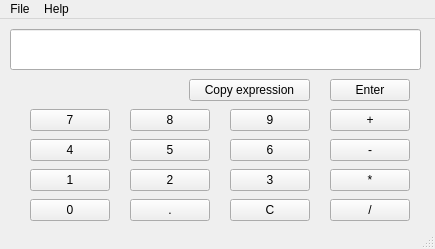
This is mainwindow.ui in midnightgalaxy/Calculator_QTgui as Qt 5 draws it before an edit. The edited form follows.
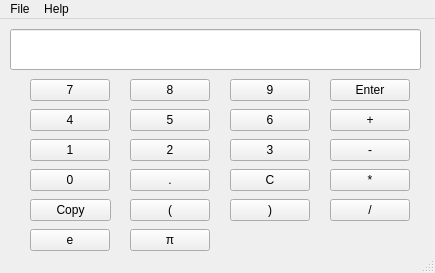
This is the edited form.

What changed in the file:
```diff
--- a/mainwindow.ui
+++ b/mainwindow.ui
@@ -7,7 +7,7 @@
     <x>0</x>
     <y>0</y>
     <width>435</width>
-    <height>249</height>
+    <height>273</height>
    </rect>
   </property>
   <property name="windowTitle">
@@ -18,7 +18,7 @@
     <property name="geometry">
      <rect>
       <x>30</x>
-      <y>150</y>
+      <y>120</y>
       <width>80</width>
       <height>22</height>
      </rect>
@@ -31,7 +31,7 @@
     <property name="geometry">
      <rect>
       <x>130</x>
-      <y>150</y>
+      <y>120</y>
       <width>80</width>
       <height>22</height>
      </rect>
@@ -44,7 +44,7 @@
     <property name="geometry">
      <rect>
       <x>230</x>
-      <y>150</y>
+      <y>120</y>
       <width>80</width>
       <height>22</height>
      </rect>
@@ -57,7 +57,7 @@
     <property name="geometry">
      <rect>
       <x>30</x>
-      <y>120</y>
+      <y>90</y>
       <width>80</width>
       <height>22</height>
      </rect>
@@ -70,7 +70,7 @@
     <property name="geometry">
      <rect>
       <x>130</x>
-      <y>120</y>
+      <y>90</y>
       <width>80</width>
       <height>22</height>
      </rect>
@@ -83,7 +83,7 @@
     <property name="geometry">
      <rect>
       <x>230</x>
-      <y>120</y>
+      <y>90</y>
       <width>80</width>
       <height>22</height>
      </rect>
@@ -96,7 +96,7 @@
     <property name="geometry">
      <rect>
       <x>30</x>
-      <y>90</y>
+      <y>60</y>
       <width>80</width>
       <height>22</height>
      </rect>
@@ -109,7 +109,7 @@
     <property name="geometry">
      <rect>
       <x>130</x>
-      <y>90</y>
+      <y>60</y>
       <width>80</width>
       <height>22</height>
      </rect>
@@ -122,7 +122,7 @@
     <property name="geometry">
      <rect>
       <x>230</x>
-      <y>90</y>
+      <y>60</y>
       <width>80</width>
       <height>22</height>
      </rect>
@@ -135,7 +135,7 @@
     <property name="geometry">
      <rect>
       <x>30</x>
-      <y>180</y>
+      <y>150</y>
       <width>80</width>
       <height>22</height>
      </rect>
@@ -148,7 +148,7 @@
     <property name="geometry">
      <rect>
       <x>130</x>
-      <y>180</y>
+      <y>150</y>
       <width>80</width>
       <height>22</height>
      </rect>
@@ -213,7 +213,7 @@
     <property name="geometry">
      <rect>
       <x>230</x>
-      <y>180</y>
+      <y>150</y>
       <width>80</width>
       <height>22</height>
      </rect>
@@ -248,14 +248,66 @@
    <widget class="QPushButton" name="pushButton_18">
     <property name="geometry">
      <rect>
-      <x>189</x>
-      <y>60</y>
-      <width>121</width>
+      <x>30</x>
+      <y>180</y>
+      <width>81</width>
       <height>22</height>
      </rect>
     </property>
     <property name="text">
-     <string>Copy expression</string>
+     <string>Copy</string>
+    </property>
+   </widget>
+   <widget class="QPushButton" name="pushButton_19">
+    <property name="geometry">
+     <rect>
+      <x>130</x>
+      <y>180</y>
+      <width>80</width>
+      <height>22</height>
+     </rect>
+    </property>
+    <property name="text">
+     <string>(</string>
+    </property>
+   </widget>
+   <widget class="QPushButton" name="pushButton_20">
+    <property name="geometry">
+     <rect>
+      <x>230</x>
+      <y>180</y>
+      <width>80</width>
+      <height>22</height>
+     </rect>
+    </property>
+    <property name="text">
+     <string>)</string>
+    </property>
+   </widget>
+   <widget class="QPushButton" name="pushButton_21">
+    <property name="geometry">
+     <rect>
+      <x>30</x>
+      <y>210</y>
+      <width>80</width>
+      <height>22</height>
+     </rect>
+    </property>
+    <property name="text">
+     <string>e</string>
+    </property>
+   </widget>
+   <widget class="QPushButton" name="pushButton_22">
+    <property name="geometry">
+     <rect>
+      <x>130</x>
+      <y>210</y>
+      <width>80</width>
+      <height>22</height>
+     </rect>
+    </property>
+    <property name="text">
+     <string>π</string>
     </property>
    </widget>
   </widget>
```
Left out of the diff: 68 changed lines with no effect on the pictures.
